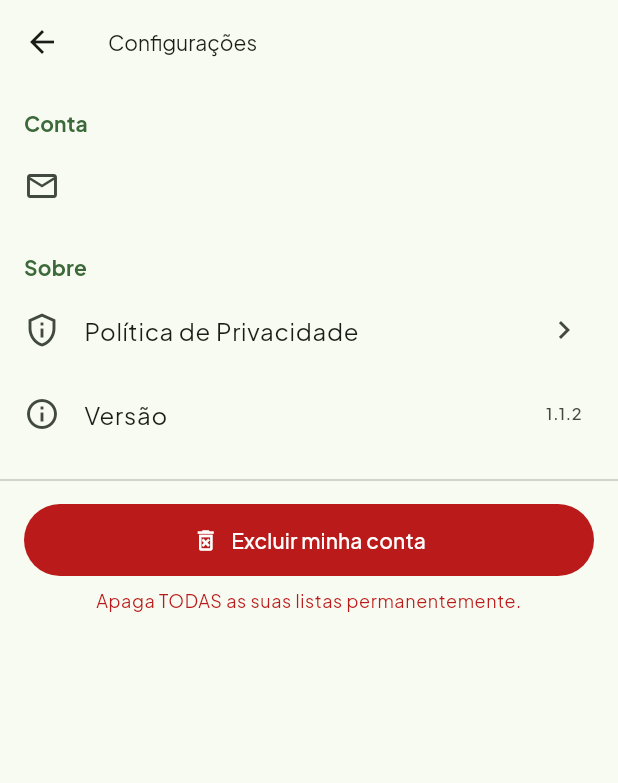
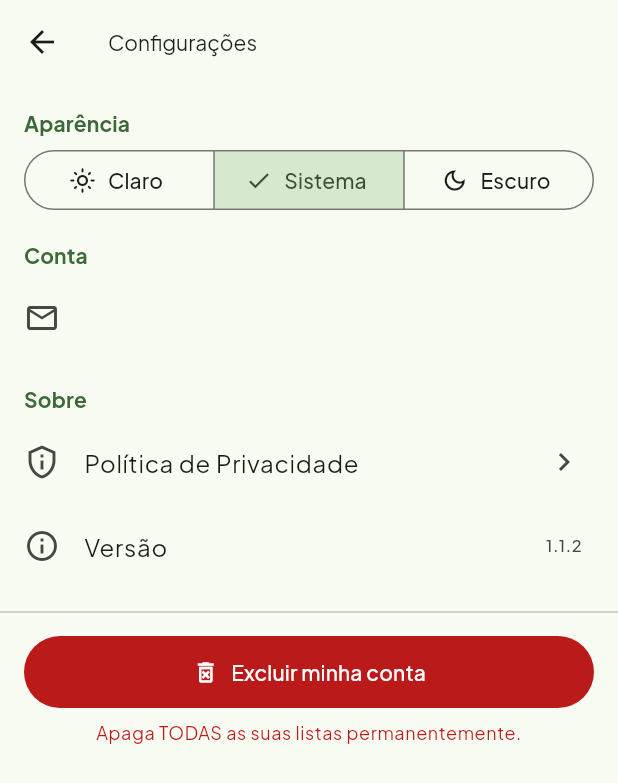
Before and after one commit to oliverlucasfer/listacompras, a Flutter app: the screen it shows once a user with an empty profile is signed in, after a tap on the "settings" icon, on a phone screen of 412 x 824 dp. Shown: the top 783 px of the screen. Run offline on Flutter 3.47's test engine with Material 3 defaults, Android fonts, the phone set to English and light mode, and no system bars; our stand-ins replace app_links, connectivity_plus, drift, flutter_riverpod, go_router, package_info_plus and 4 more; accounts and stored records are empty; generated files the repository leaves out were written again.

Commit message:
F8-T01: seletor de tema Claro/Escuro/Sistema persistido (RNF-06)

```diff
--- a/lib/core/l10n/app_strings.dart
+++ b/lib/core/l10n/app_strings.dart
@@ -167,6 +167,10 @@ abstract final class AppStrings {
 
   // Configurações (doc 06 §3, wireframe 10 §5)
   static const configuracoes = 'Configurações';
+  static const aparencia = 'Aparência';
+  static const temaClaro = 'Claro';
+  static const temaEscuro = 'Escuro';
+  static const temaSistema = 'Sistema';
   static const conta = 'Conta';
   static const sobre = 'Sobre';
   static const politicaPrivacidade = 'Política de Privacidade';
--- /dev/null
+++ b/lib/core/theme/seletor_tema.dart
@@ -0,0 +1,37 @@
+import 'package:flutter/material.dart';
+import 'package:flutter_riverpod/flutter_riverpod.dart';
+
+import '../l10n/app_strings.dart';
+import 'theme_mode_provider.dart';
+
+/// Seletor de aparência (doc 15 §2): Claro / Escuro / Sistema.
+class SeletorTema extends ConsumerWidget {
+  const SeletorTema({super.key});
+
+  @override
+  Widget build(BuildContext context, WidgetRef ref) {
+    final atual = ref.watch(temaModoProvider).value ?? ThemeMode.system;
+    return SegmentedButton<ThemeMode>(
+      segments: const [
+        ButtonSegment(
+          value: ThemeMode.light,
+          label: Text(AppStrings.temaClaro),
+          icon: Icon(Icons.light_mode_outlined),
+        ),
+        ButtonSegment(
+          value: ThemeMode.system,
+          label: Text(AppStrings.temaSistema),
+          icon: Icon(Icons.brightness_auto_outlined),
+        ),
+        ButtonSegment(
+          value: ThemeMode.dark,
+          label: Text(AppStrings.temaEscuro),
+          icon: Icon(Icons.dark_mode_outlined),
+        ),
+      ],
+      selected: {atual},
+      onSelectionChanged: (selecao) =>
+          ref.read(temaModoProvider.notifier).definir(selecao.first),
+    );
+  }
+}
--- /dev/null
+++ b/lib/core/theme/theme_mode_provider.dart
@@ -0,0 +1,35 @@
+import 'package:flutter/material.dart';
+import 'package:flutter_riverpod/flutter_riverpod.dart';
+import 'package:shared_preferences/shared_preferences.dart';
+
+const _chave = 'tema_modo';
+
+ThemeMode temaModoDeString(String? valor) => switch (valor) {
+  'claro' => ThemeMode.light,
+  'escuro' => ThemeMode.dark,
+  _ => ThemeMode.system,
+};
+
+String temaModoParaString(ThemeMode modo) => switch (modo) {
+  ThemeMode.light => 'claro',
+  ThemeMode.dark => 'escuro',
+  ThemeMode.system => 'sistema',
+};
+
+class TemaModoNotifier extends AsyncNotifier<ThemeMode> {
+  @override
+  Future<ThemeMode> build() async {
+    final prefs = await SharedPreferences.getInstance();
+    return temaModoDeString(prefs.getString(_chave));
+  }
+
+  Future<void> definir(ThemeMode modo) async {
+    state = AsyncData(modo);
+    final prefs = await SharedPreferences.getInstance();
+    await prefs.setString(_chave, temaModoParaString(modo));
+  }
+}
+
+final temaModoProvider = AsyncNotifierProvider<TemaModoNotifier, ThemeMode>(
+  TemaModoNotifier.new,
+);
--- a/lib/features/configuracoes/ui/configuracoes_screen.dart
+++ b/lib/features/configuracoes/ui/configuracoes_screen.dart
@@ -5,6 +5,8 @@ import 'package:supabase_flutter/supabase_flutter.dart';
 
 import '../../../core/l10n/app_strings.dart';
 import '../../../core/l10n/politica_privacidade.dart';
+import '../../../core/theme/seletor_tema.dart';
+import '../../../core/theme/tokens/app_spacing.dart';
 import '../../auth/providers/auth_providers.dart';
 
 /// Tela Configurações (doc 06 §3, wireframe 10 §5, RF-11): e-mail da conta,
@@ -102,6 +104,11 @@ class ConfiguracoesScreen extends ConsumerWidget {
       appBar: AppBar(title: const Text(AppStrings.configuracoes)),
       body: ListView(
         children: [
+          const _CabecalhoSecao(AppStrings.aparencia),
+          const Padding(
+            padding: EdgeInsets.symmetric(horizontal: AppSpacing.lg),
+            child: SeletorTema(),
+          ),
           const _CabecalhoSecao(AppStrings.conta),
           ListTile(
             leading: const Icon(Icons.email_outlined),
--- a/lib/main.dart
+++ b/lib/main.dart
@@ -8,6 +8,7 @@ import 'package:supabase_flutter/supabase_flutter.dart';
 import 'core/config/supabase_config.dart';
 import 'core/l10n/app_strings.dart';
 import 'core/theme/app_theme.dart';
+import 'core/theme/theme_mode_provider.dart';
 import 'core/utils/deeplink_convite.dart';
 import 'features/sync/providers/sync_providers.dart';
 import 'router.dart';
@@ -58,10 +59,12 @@ class ListaComprasApp extends ConsumerWidget {
   @override
   Widget build(BuildContext context, WidgetRef ref) {
     final router = ref.watch(routerProvider);
+    final modoTema = ref.watch(temaModoProvider).value ?? ThemeMode.system;
     return MaterialApp.router(
       title: AppStrings.appNome,
       theme: AppTheme.claro,
       darkTheme: AppTheme.escuro,
+      themeMode: modoTema,
       routerConfig: router,
       debugShowCheckedModeBanner: false,
     );
```
Also changed, not shown: 2 other files.
